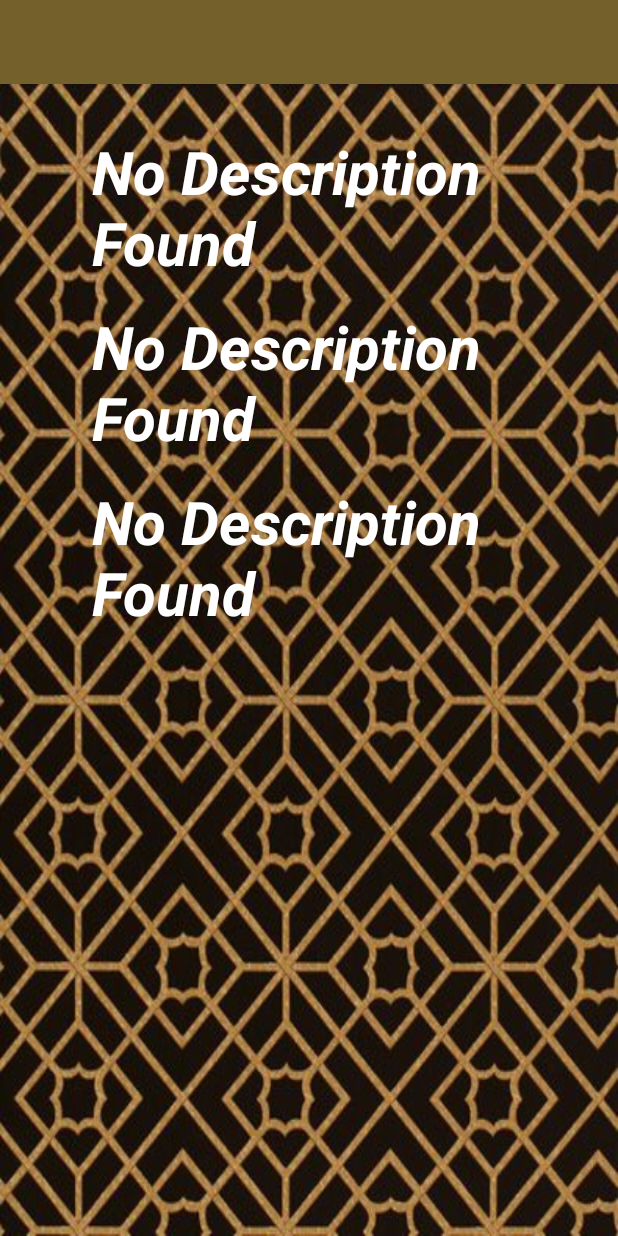
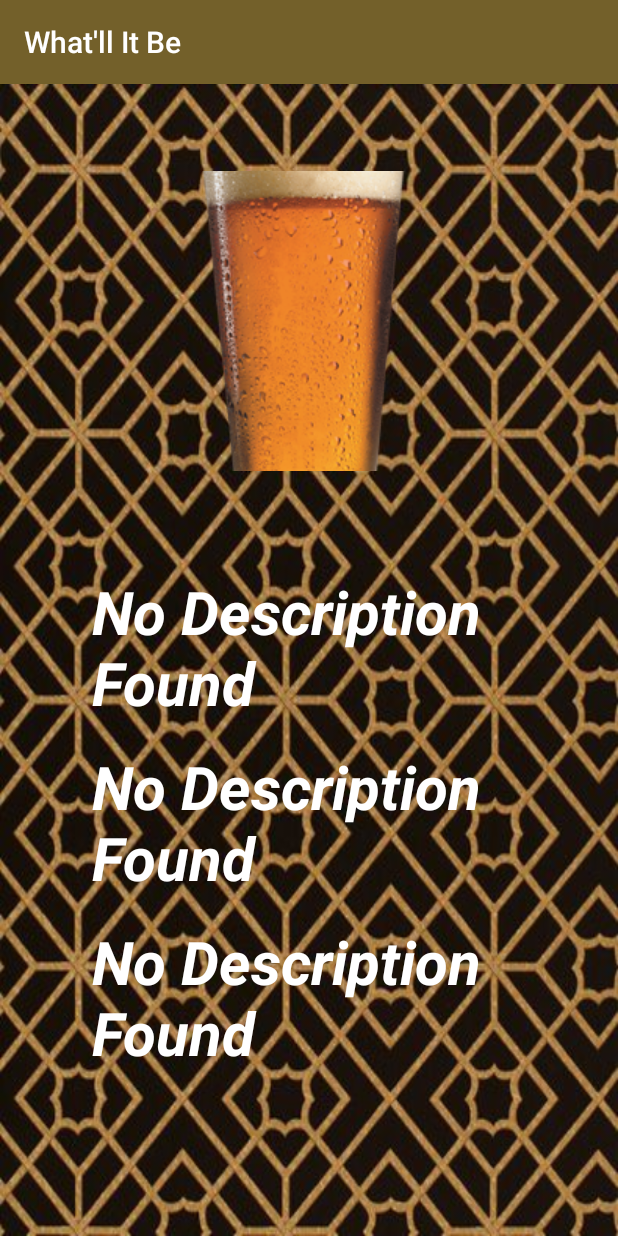
Before and after one commit to Keyner32/Project-2, an Android app: the ClickedDrinkItem screen opened directly, with no data from a screen before it, on a phone screen of 412 x 824 dp. Run offline under Robolectric (Android 15) with nearby library versions, the light colour scheme and no system bars.

Commit message:
added image layout for activity

```diff
--- a/app/src/main/AndroidManifest.xml
+++ b/app/src/main/AndroidManifest.xml
@@ -8,7 +8,7 @@
         android:name=".MyApplication"
         android:allowBackup="true"
         android:icon="@mipmap/ic_launcher"
-        android:label=""
+        android:label="What'll It Be"
         android:supportsRtl="true"
         android:theme="@style/AppTheme">
         <meta-data
--- a/app/src/main/java/com/example/gabekeyner/project_2/DataBaseCritera/DrinksClass.java
+++ b/app/src/main/java/com/example/gabekeyner/project_2/DataBaseCritera/DrinksClass.java
@@ -14,7 +14,7 @@ public class DrinksClass {
     private String description;
     private String user_drink;
 
-    public DrinksClass(String alcoholType, String name, Double ABV, String description,String user_drink) {
+    public DrinksClass(String alcoholType, String name, Double ABV, String description, String user_drink) {
 
         this.alcoholType = alcoholType;
         this.name = name;
--- a/app/src/main/java/com/example/gabekeyner/project_2/Main_Menus/ClickedDrinkItem.java
+++ b/app/src/main/java/com/example/gabekeyner/project_2/Main_Menus/ClickedDrinkItem.java
@@ -36,7 +36,6 @@ public class ClickedDrinkItem extends AppCompatActivity {
         String desc = helper.getDescByID(id);
 
 
-
         //Set text to seleccted itme on list
         titleView.setText(title);
         abvView.setText(abv);
--- a/app/src/main/java/com/example/gabekeyner/project_2/Main_Menus/MyDrinkSelection.java
+++ b/app/src/main/java/com/example/gabekeyner/project_2/Main_Menus/MyDrinkSelection.java
@@ -51,8 +51,6 @@ public class MyDrinkSelection extends AppCompatActivity implements View.OnClickL
             case R.id.add_drink:
                 if (addDrinkToDb()) {
                     finish();
-//                    Intent myIntent = new Intent(this, MyDrinks.class);
-//                    startActivity(myIntent);
                 }
                 break;
 
--- a/app/src/main/java/com/example/gabekeyner/project_2/MyApplication.java
+++ b/app/src/main/java/com/example/gabekeyner/project_2/MyApplication.java
@@ -7,7 +7,7 @@ import com.facebook.stetho.Stetho;
 /**
  * Created by GabeKeyner on 9/6/2016.
  */
-public class MyApplication extends Application{
+public class MyApplication extends Application {
     @Override
     public void onCreate() {
         super.onCreate();
--- a/app/src/main/res/layout/activity_clicked_drink_item.xml
+++ b/app/src/main/res/layout/activity_clicked_drink_item.xml
@@ -11,6 +11,18 @@
     android:background="@drawable/my_drink_image"
     tools:context="com.example.gabekeyner.project_2.Main_Menus.ClickedDrinkItem">
 
+    <ImageView
+
+        android:layout_width = "200dp"
+        android:layout_height= "200dp"
+        android:scaleType="center"
+        android:layout_gravity="center_horizontal|bottom"
+        android:src="@drawable/beer_display_image"
+        android:id="@+id/imageView"
+        android:layout_alignParentTop="true"
+        android:layout_centerHorizontal="true"
+        android:layout_marginTop="42dp"/>
+
     <TextView
         android:layout_height="wrap_content"
         android:layout_width="wrap_content"
@@ -19,9 +31,11 @@
         android:textSize="40sp"
         android:textColor="#ffffff"
         android:textStyle="bold|italic"
-
         android:paddingTop="15dp"
-        android:paddingLeft="45dp" />
+        android:paddingLeft="45dp"
+        android:layout_marginTop="51dp"
+        android:layout_below="@+id/imageView"
+        android:layout_alignParentStart="true"/>
     <TextView
         android:layout_height="wrap_content"
         android:layout_width="wrap_content"
@@ -30,9 +44,10 @@
         android:textSize="40sp"
         android:textColor="#ffffff"
         android:textStyle="bold|italic"
-        android:layout_below="@id/titleView"
         android:paddingTop="15dp"
-        android:paddingLeft="45dp" />
+        android:paddingLeft="45dp"
+        android:layout_below="@+id/titleView"
+        android:layout_alignParentLeft="true"/>
     <TextView
         android:layout_height="wrap_content"
         android:layout_width="wrap_content"
@@ -41,8 +56,9 @@
         android:textSize="40sp"
         android:textColor="#ffffff"
         android:textStyle="bold|italic"
-        android:layout_below="@id/abvView"
         android:paddingTop="15dp"
-        android:paddingLeft="45dp" />
+        android:paddingLeft="45dp"
+        android:layout_below="@+id/abvView"
+        android:layout_alignParentLeft="true"/>
 
 </RelativeLayout>
--- a/app/src/main/res/layout/activity_main.xml
+++ b/app/src/main/res/layout/activity_main.xml
@@ -40,7 +40,7 @@
         android:textAppearance="?android:attr/textAppearanceLarge"
         android:textSize="20sp"
         android:textStyle="bold|italic"
-        android:text="SO WHAT&apos;LL IT BE. . ."
+        android:text="      SO WHAT&apos;LL IT BE. . ."
         android:textColor="#ffffff"
         android:layout_centerVertical="true"
         android:layout_centerHorizontal="true"/>
```
Also changed, not shown: app/src/main/java/com/example/gabekeyner/project_2/DataBaseCritera/DrinksClassHelper.java (+24 -14 lines), app/src/main/java/com/example/gabekeyner/project_2/Main_Menus/Explore.java (+14 -0 lines), app/src/main/java/com/example/gabekeyner/project_2/Main_Menus/ExploreSelection.java (+10 -5 lines), app/src/main/java/com/example/gabekeyner/project_2/Main_Menus/MyDrinks.java (+61 -25 lines), app/src/main/res/layout/activity_explore.xml (+12 -0 lines), app/src/main/res/layout/activity_explore_selection.xml (+12 -0 lines), app/src/main/res/layout/activity_my_drinks.xml (+6 -2 lines), app/src/main/res/layout/list_item.xml (+5 -4 lines), app/src/main/res/drawable/beer_display_image.png (added).
